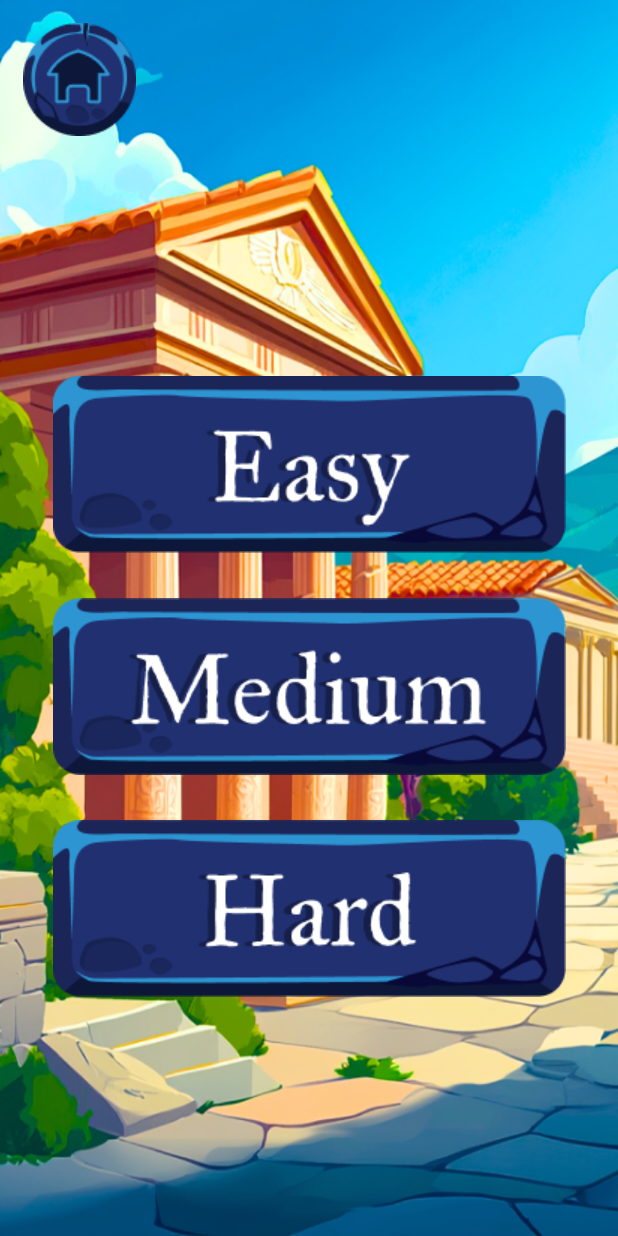
After one commit to V-34-10/God-power, an Android app: the layout activity_level.xml on its own in the app's theme, with its tools: preview values and no code run, on a phone screen of 412 x 824 dp. The commit adds this screen. Run offline under Robolectric (Android 15) with nearby library versions, the phone set to English and light mode, and no system bars; Roboto replaces fonts that are not available here.

Commit message:
UI LevelsActivity: add background_levels_activity, btn_home, button_level_easy, button_level_medium,  button_level_hard

```diff
--- a/app/src/main/AndroidManifest.xml
+++ b/app/src/main/AndroidManifest.xml
@@ -27,6 +27,14 @@
         android:theme="@style/Theme.DivinePower"
         tools:targetApi="31">
         <activity
+            android:name=".LevelActivity"
+            android:exported="false"
+            android:screenOrientation="portrait" />
+        <activity
+            android:name=".RulesActivity"
+            android:exported="false"
+            android:screenOrientation="portrait" />
+        <activity
             android:name=".DailyActivity"
             android:exported="false"
             android:screenOrientation="portrait" />
--- /dev/null
+++ b/app/src/main/res/layout/activity_level.xml
@@ -0,0 +1,72 @@
+<?xml version="1.0" encoding="utf-8"?>
+<androidx.constraintlayout.widget.ConstraintLayout xmlns:android="http://schemas.android.com/apk/res/android"
+    xmlns:app="http://schemas.android.com/apk/res-auto"
+    xmlns:tools="http://schemas.android.com/tools"
+    android:id="@+id/main"
+    android:layout_width="match_parent"
+    android:layout_height="match_parent"
+    android:background="@drawable/background_scene_activity"
+    tools:context=".LevelActivity">
+
+    <ImageView
+        android:id="@+id/btn_home"
+        android:layout_width="wrap_content"
+        android:layout_height="wrap_content"
+        android:layout_marginStart="15dp"
+        android:layout_marginTop="15dp"
+        android:background="@drawable/back_btn"
+        android:clickable="true"
+        android:contentDescription="@string/back_btn"
+        android:focusable="true"
+        app:layout_constraintStart_toStartOf="parent"
+        app:layout_constraintTop_toTopOf="parent" />
+
+    <androidx.constraintlayout.widget.ConstraintLayout
+        android:layout_width="wrap_content"
+        android:layout_height="wrap_content"
+        android:orientation="vertical"
+        app:layout_constraintBottom_toBottomOf="parent"
+        app:layout_constraintEnd_toEndOf="parent"
+        app:layout_constraintStart_toStartOf="parent"
+        app:layout_constraintTop_toBottomOf="@+id/btn_home">
+
+        <ImageView
+            android:id="@+id/button_level_easy"
+            android:layout_width="wrap_content"
+            android:layout_height="wrap_content"
+            android:background="@drawable/easy_level_btn"
+            android:clickable="true"
+            android:contentDescription="@string/easy_level_btn"
+            android:focusable="true"
+            app:layout_constraintEnd_toEndOf="parent"
+            app:layout_constraintStart_toStartOf="parent"
+            app:layout_constraintTop_toTopOf="parent" />
+
+        <ImageView
+            android:id="@+id/button_level_medium"
+            android:layout_width="wrap_content"
+            android:layout_height="wrap_content"
+            android:layout_marginTop="30dp"
+            android:background="@drawable/medium_level_btn"
+            android:clickable="true"
+            android:contentDescription="@string/medium_level_btn"
+            android:focusable="true"
+            app:layout_constraintEnd_toEndOf="parent"
+            app:layout_constraintStart_toStartOf="parent"
+            app:layout_constraintTop_toBottomOf="@+id/button_level_easy" />
+
+        <ImageView
+            android:id="@+id/button_level_hard"
+            android:layout_width="wrap_content"
+            android:layout_height="wrap_content"
+            android:layout_marginTop="30dp"
+            android:background="@drawable/hard_level_btn"
+            android:clickable="true"
+            android:contentDescription="@string/hard_level_btn"
+            android:focusable="true"
+            app:layout_constraintEnd_toEndOf="parent"
+            app:layout_constraintStart_toStartOf="parent"
+            app:layout_constraintTop_toBottomOf="@+id/button_level_medium" />
+    </androidx.constraintlayout.widget.ConstraintLayout>
+
+</androidx.constraintlayout.widget.ConstraintLayout>
--- a/app/src/main/res/values/strings.xml
+++ b/app/src/main/res/values/strings.xml
@@ -21,4 +21,8 @@
     <string name="text_rules_second_game">Your task is to open cards with the same image of animals. \nWhen the time is up, but not all cards have been opened, the game is over and it is lost\n\nGood luck!</string>
     <string name="text_rules_three_game">The objective of the puzzle game is to solve a given puzzle or set of puzzles within a specified time limit or number of moves.</string>
 
+    <string name="easy_level_btn">easy level btn</string>
+    <string name="medium_level_btn">medium level btn</string>
+    <string name="hard_level_btn">hard level btn</string>
+
 </resources>
```
Also changed, not shown: app/src/main/res/drawable/background_scene_activity.png (added), app/src/main/res/drawable/easy_level_btn.png (added), app/src/main/res/drawable/hard_level_btn.png (added), app/src/main/res/drawable/medium_level_btn.png (added).
